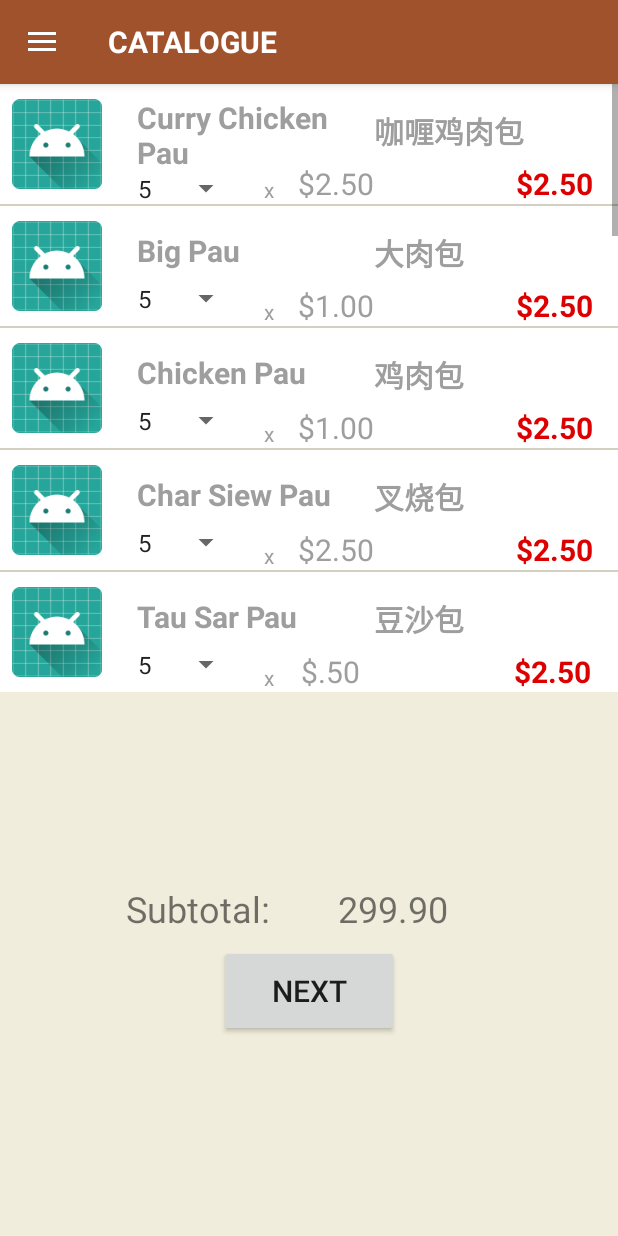
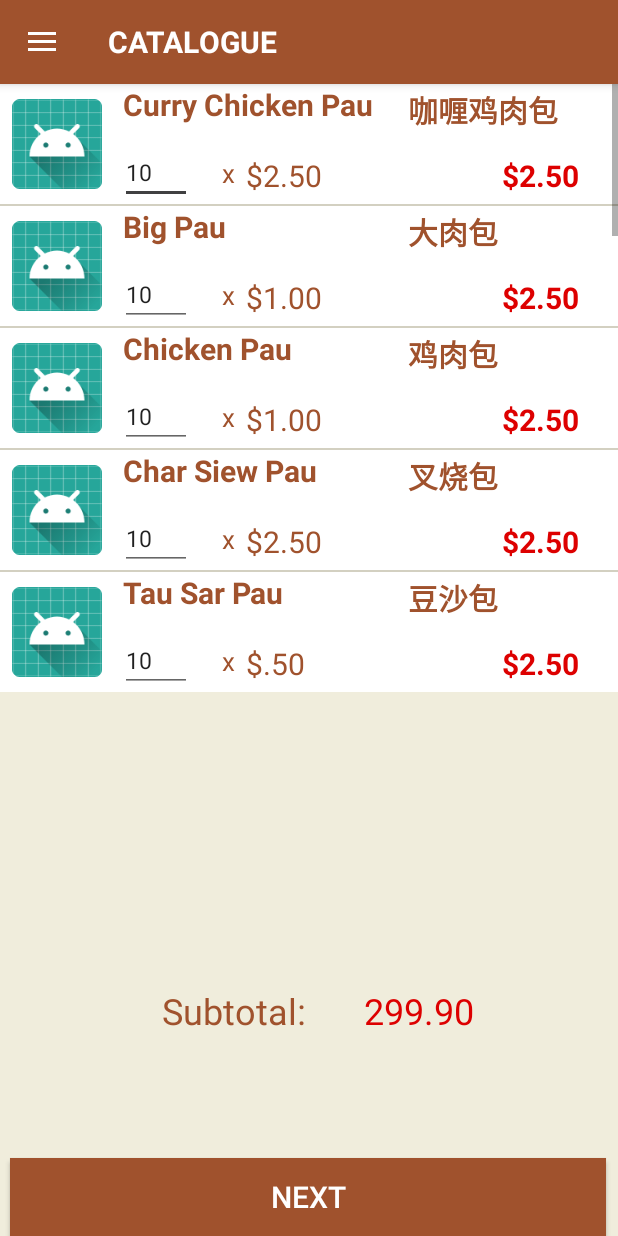
Before and after one commit to xinyiang/LimKee, an Android app: the NavigationActivity screen opened directly, with no data from a screen before it, in the side drawer, after a tap on "Catalogue", on a phone screen of 412 x 824 dp. Run offline under Robolectric (Android 15) with nearby library versions, the light colour scheme and no system bars; our stand-ins replace Picasso, RxJava; pictures from the network do not load; 1 statement that could not run was skipped.

Commit message:
Refine UI - v2

```diff
--- a/app/src/main/AndroidManifest.xml
+++ b/app/src/main/AndroidManifest.xml
@@ -18,7 +18,6 @@
         </activity>
         <activity android:name=".navigation.NavigationActivity" />
         <activity android:name=".login.LogoutActivity" />
-        <activity android:name=".userProfile.UserProfileActivity"></activity>
     </application>
 
 </manifest>
--- a/app/src/main/java/com/limkee/catalogue/CatalogueAdapter.java
+++ b/app/src/main/java/com/limkee/catalogue/CatalogueAdapter.java
@@ -61,7 +61,6 @@ public class CatalogueAdapter extends RecyclerView.Adapter<CatalogueAdapter.MyVi
             //minQty.setText(food.getMinQty());
             unitPrice.setText("$" + df.format(food.getUnitPrice()));
 
-
             Picasso.with(fragment.getContext()).load(food.getImageUrl())
                     .error(R.mipmap.ic_launcher)
                     .placeholder(R.mipmap.ic_launcher)
--- a/app/src/main/java/com/limkee/navigation/NavigationActivity.java
+++ b/app/src/main/java/com/limkee/navigation/NavigationActivity.java
@@ -22,14 +22,16 @@ import com.limkee.R;
 import com.limkee.dao.CatalogueDAO;
 import com.limkee.login.LoginActivity;
 import com.limkee.login.LogoutActivity;
+import com.limkee.order.OrderHistoryFragment;
 import com.limkee.order.QuickReorderFragment;
-import com.limkee.userProfile.UserProfileActivity;
+import com.limkee.userProfile.UserProfileFragment;
 
 import io.reactivex.disposables.CompositeDisposable;
 
 
 public class NavigationActivity extends AppCompatActivity implements
         NavigationView.OnNavigationItemSelectedListener, CatalogueFragment.OnFragmentInteractionListener,
+        UserProfileFragment.OnFragmentInteractionListener,OrderHistoryFragment.OnFragmentInteractionListener,
         QuickReorderFragment.OnFragmentInteractionListener{
 
     public static Bundle myBundle = new Bundle();
@@ -70,11 +72,9 @@ public class NavigationActivity extends AppCompatActivity implements
         CatalogueDAO.create(8,"Coffee Pau", "咖啡包", 1.20, 5, "http://www.limkee.com/images/coffeepau.jpg");
         CatalogueDAO.create(9,"Vegetable Pau", "香菇菜包", 1, 5, "http://www.limkee.com/images/vegetablepau.jpg");
         CatalogueDAO.create(10,"Pumpkin Pau", "金瓜包", 1, 5, "http://www.limkee.com/images/pumpkinpau.jpg");
-        //   CatalogueDAO.create(11,"Siew Mai", "烧卖", 1, 10, "http://www.limkee.com/images/sm.jpg");
+        //  CatalogueDAO.create(11,"Siew Mai", "烧卖", 1, 10, "http://www.limkee.com/images/sm.jpg");
         // CatalogueDAO.create(13,"Loh Mai Kai", "糯米鸡饭", 1, 10, "http://www.limkee.com/images/lmk.jpg");
         //CatalogueDAO.create(14,"Fan Choy", "叉烧饭菜", 1, 5, "http://www.limkee.com/images/fc.jpg");
-
-
 
         //check if user is login
         Intent intent = getIntent();
@@ -139,8 +139,10 @@ public class NavigationActivity extends AppCompatActivity implements
             Intent intent = new Intent(this,LogoutActivity.class);
             startActivity(intent);
         } else if (id == R.id.nav_userprofile) {
-            Intent intent = new Intent(this,UserProfileActivity.class);
-            startActivity(intent);
+            fragmentClass = UserProfileFragment.class;
+        } else if (id == R.id.nav_orderhistory) {
+            fragmentClass = OrderHistoryFragment.class;
+
         }
 
         loadFragment(fragmentClass);
--- a/app/src/main/java/com/limkee/userProfile/UserProfileActivity.java
+++ /dev/null
@@ -1,25 +0,0 @@
-package com.limkee.userProfile;
-
-import android.content.Intent;
-import android.net.Uri;
-import android.support.v7.app.AppCompatActivity;
-import android.os.Bundle;
-import android.view.View;
-import android.widget.EditText;
-
-import com.limkee.R;
-import com.limkee.login.LoginActivity;
-import com.limkee.navigation.NavigationActivity;
-
-public class UserProfileActivity extends AppCompatActivity {
-
-    @Override
-    protected void onCreate(Bundle savedInstanceState) {
-        super.onCreate(savedInstanceState);
-        setContentView(R.layout.activity_logout);
-
-        Intent intent = new Intent(this,LoginActivity.class);
-        startActivity(intent);
-        finish();
-    }
-}
--- /dev/null
+++ b/app/src/main/java/com/limkee/userProfile/UserProfileFragment.java
@@ -0,0 +1,91 @@
+package com.limkee.userProfile;
+
+import android.content.Context;
+import android.content.Intent;
+import android.net.Uri;
+import android.os.Bundle;
+import android.os.CountDownTimer;
+import android.support.v4.app.Fragment;
+import android.support.v7.widget.DefaultItemAnimator;
+import android.support.v7.widget.DividerItemDecoration;
+import android.support.v7.widget.LinearLayoutManager;
+import android.support.v7.widget.RecyclerView;
+import android.view.LayoutInflater;
+import android.view.View;
+import android.view.ViewGroup;
+import android.widget.EditText;
+import android.widget.ProgressBar;
+
+import com.limkee.R;
+import com.limkee.catalogue.CatalogueAdapter;
+import com.limkee.catalogue.CatalogueFragment;
+import com.limkee.dao.CatalogueDAO;
+import com.limkee.login.LoginActivity;
+import com.limkee.login.LogoutActivity;
+import com.limkee.navigation.NavigationActivity;
+
+import io.reactivex.disposables.CompositeDisposable;
+
+/**
+ * A simple {@link Fragment} subclass.
+ * Activities that contain this fragment must implement the
+ * {@link UserProfileFragment.OnFragmentInteractionListener} interface
+ * to handle interaction events.
+ * Use the  factory method to
+ * create an instance of this fragment.
+ */
+public class UserProfileFragment extends Fragment {
+    private UserProfileFragment.OnFragmentInteractionListener mListener;
+    CompositeDisposable compositeDisposable;
+    public static Bundle myBundle = new Bundle();
+    private View view;
+    private CatalogueAdapter mAdapter;
+    private ProgressBar progressBar;
+    private RecyclerView recyclerView;
+    private String user;
+    public UserProfileFragment(){}
+
+    public static UserProfileFragment newInstance() {
+        UserProfileFragment fragment = new UserProfileFragment();
+        Bundle args = new Bundle();
+        fragment.setArguments(args);
+        return fragment;
+    }
+
+    @Override
+    public void onCreate(Bundle savedInstanceState) {
+        super.onCreate(savedInstanceState);
+        ((NavigationActivity)getActivity()).setActionBarTitle("User Profile");
+        compositeDisposable = new CompositeDisposable();
+    }
+
+    @Override
+    public View onCreateView(LayoutInflater inflater, ViewGroup container,
+                             Bundle savedInstanceState) {
+        view = inflater.inflate(R.layout.fragment_user_profile, container, false);
+
+        return view;
+    }
+
+
+    @Override
+    public void onAttach(Context context) {
+        super.onAttach(context);
+        if (context instanceof NavigationActivity) {
+            mListener = (UserProfileFragment.OnFragmentInteractionListener) context;
+        } else {
+            throw new RuntimeException(context.toString()
+                    + " must implement OnFragmentInteractionListener");
+        }
+    }
+
+    @Override
+    public void onDetach() {
+        super.onDetach();
+        mListener = null;
+    }
+
+    public interface OnFragmentInteractionListener {
+        void onFragmentInteraction(Uri uri);
+    }
+}
--- a/app/src/main/res/layout/activity_navigation.xml
+++ b/app/src/main/res/layout/activity_navigation.xml
@@ -6,6 +6,7 @@
     android:layout_width="match_parent"
     android:layout_height="match_parent"
     android:fitsSystemWindows="true"
+    android:background="@color/background"
     tools:openDrawer="start">
 
     <include
@@ -25,18 +26,15 @@
         android:layout_width="wrap_content"
         android:layout_height="match_parent"
         android:layout_gravity="left|start"
-        android:background="@color/colorPrimaryBg"
         android:fitsSystemWindows="true"
         android:scrollbarThumbVertical="@android:color/white"
-        app:itemBackground="@color/colorPrimaryBg"
-        app:itemTextColor="@color/colorPrimaryFont"
+        app:itemTextColor="@color/colorPrimary"
         app:menu="@menu/activity_main_drawer">
 
         <android.support.constraint.ConstraintLayout
             android:layout_width="match_parent"
             android:layout_height="wrap_content"
             android:layout_gravity="bottom"
-            android:background="@color/colorPrimary"
             android:clickable="true"
             android:orientation="vertical">
 
--- a/app/src/main/res/layout/catalogue_products.xml
+++ b/app/src/main/res/layout/catalogue_products.xml
@@ -35,103 +35,97 @@
 
             <TextView
                 android:id="@+id/description"
-                android:layout_width="150dp"
-                android:layout_height="wrap_content"
+                android:layout_width="168dp"
+                android:layout_height="35dp"
                 android:layout_marginStart="8dp"
-                android:textColor="@color/item_name"
+                android:textColor="@color/colorPrimary"
+                android:textSize="20sp"
+                android:textStyle="bold"
+                app:layout_constraintEnd_toEndOf="parent"
+                app:layout_constraintHorizontal_bias="0.035"
+                app:layout_constraintStart_toEndOf="@+id/image"
+                app:layout_constraintTop_toTopOf="parent"
+                android:layout_marginLeft="8dp" />
+
+            <TextView
+                android:id="@+id/description2"
+                android:layout_width="111dp"
+                android:layout_height="26dp"
+                android:layout_alignParentTop="true"
+                android:layout_marginBottom="8dp"
+                android:fontFamily="sans-serif-medium"
+                android:textColor="@color/colorPrimary"
                 android:textSize="20sp"
                 android:textStyle="bold"
                 app:layout_constraintBottom_toBottomOf="parent"
                 app:layout_constraintEnd_toEndOf="parent"
-                app:layout_constraintHorizontal_bias="0.082"
-                app:layout_constraintStart_toEndOf="@+id/image"
+                app:layout_constraintHorizontal_bias="0.428"
+                app:layout_constraintStart_toEndOf="@+id/description"
                 app:layout_constraintTop_toTopOf="parent"
-                app:layout_constraintVertical_bias="0.301"
-                android:layout_marginLeft="8dp" />
+                app:layout_constraintVertical_bias="0.043" />
+
 
             <TextView
-                android:id="@+id/description2"
-                android:layout_width="0dp"
-                android:layout_height="wrap_content"
-                android:layout_alignParentTop="true"
-                android:layout_marginBottom="8dp"
-                android:layout_marginStart="8dp"
-                android:layout_marginTop="16dp"
-                android:fontFamily="sans-serif-medium"
-                android:textColor="@color/item_name"
+                android:id="@+id/lbl"
+                android:layout_width="16dp"
+                android:layout_height="25dp"
+                android:layout_marginStart="20dp"
+                android:layout_marginTop="12dp"
+                android:text="x"
+                android:textColor="@color/colorPrimary"
+                android:textSize="17sp"
+                app:layout_constraintStart_toEndOf="@+id/editText"
+                app:layout_constraintTop_toBottomOf="@+id/description"
+                android:layout_marginLeft="20dp" />
+
+
+            <TextView
+                android:id="@+id/price"
+                android:layout_width="54dp"
+                android:layout_height="25dp"
+                android:layout_marginTop="8dp"
+                android:textColor="@color/colorPrimary"
+                android:textSize="20sp"
+                app:layout_constraintBottom_toBottomOf="parent"
+                app:layout_constraintStart_toEndOf="@+id/lbl"
+                app:layout_constraintTop_toBottomOf="@+id/description"
+                app:layout_constraintVertical_bias="0.333" />
+
+
+            <TextView
+                android:id="@+id/subtotal"
+                android:layout_width="69dp"
+                android:layout_height="27dp"
+                android:layout_marginEnd="8dp"
+                android:layout_marginStart="60dp"
+                android:text="$2.50"
+                android:textColor="@color/price"
                 android:textSize="20sp"
                 android:textStyle="bold"
                 app:layout_constraintBottom_toBottomOf="parent"
                 app:layout_constraintEnd_toEndOf="parent"
-                app:layout_constraintHorizontal_bias="0.888"
-                app:layout_constraintStart_toEndOf="@+id/description"
+                app:layout_constraintHorizontal_bias="1.0"
+                app:layout_constraintStart_toEndOf="@+id/price"
                 app:layout_constraintTop_toTopOf="parent"
-                app:layout_constraintVertical_bias="0.0"
-                android:layout_marginLeft="8dp" />
+                app:layout_constraintVertical_bias="0.895"
+                android:layout_marginLeft="60dp"
+                android:layout_marginRight="8dp" />
 
-
-            <Spinner
-                android:id="@+id/minQty"
-                android:layout_width="77dp"
-                android:layout_height="27dp"
-                android:layout_alignBottom="@+id/description"
-                android:layout_marginBottom="8dp"
-                android:layout_marginStart="16dp"
-                android:layout_marginTop="8dp"
-                android:entries="@array/qty"
-                android:textSize="20sp"
+            <EditText
+                android:id="@+id/editText"
+                android:layout_width="48dp"
+                android:layout_height="40dp"
+                android:layout_marginStart="12dp"
+                android:ems="10"
+                android:inputType="numberSigned"
+                android:text="10"
+                android:textSize="15sp"
                 app:layout_constraintBottom_toBottomOf="parent"
                 app:layout_constraintStart_toEndOf="@+id/image"
                 app:layout_constraintTop_toBottomOf="@+id/description"
-                android:layout_marginLeft="16dp" />
+                app:layout_constraintVertical_bias="1.0"
+                android:layout_marginLeft="12dp" />
 
-            <TextView
-                android:id="@+id/lbl"
-                android:layout_width="wrap_content"
-                android:layout_height="wrap_content"
-                android:layout_marginStart="92dp"
-                android:layout_marginLeft="92dp"
-                android:layout_marginTop="8dp"
-                android:text="x"
-                android:textColor="@color/item_name"
-                app:layout_constraintBottom_toBottomOf="parent"
-                app:layout_constraintStart_toStartOf="@+id/minQty"
-                app:layout_constraintTop_toTopOf="parent"
-                app:layout_constraintVertical_bias="1.0" />
-
-
-            <TextView
-                android:id="@+id/price"
-                android:layout_width="wrap_content"
-                android:layout_height="wrap_content"
-                android:layout_marginEnd="8dp"
-                android:layout_marginRight="8dp"
-                android:textColor="@color/item_name"
-                android:textSize="20sp"
-                app:layout_constraintBottom_toBottomOf="parent"
-                app:layout_constraintEnd_toEndOf="parent"
-                app:layout_constraintHorizontal_bias="0.195"
-                app:layout_constraintStart_toEndOf="@+id/minQty"
-                app:layout_constraintTop_toTopOf="parent"
-                app:layout_constraintVertical_bias="1.0" />
-
-
-            <TextView
-                android:id="@+id/subtotal"
-                android:layout_width="wrap_content"
-                android:layout_height="wrap_content"
-                android:layout_marginEnd="8dp"
-                android:layout_marginRight="8dp"
-                android:textColor="@color/price"
-                android:textSize="20sp"
-                android:textStyle="bold"
-                android:text="$2.50"
-                app:layout_constraintBottom_toBottomOf="parent"
-                app:layout_constraintEnd_toEndOf="parent"
-                app:layout_constraintHorizontal_bias="0.914"
-                app:layout_constraintStart_toEndOf="@+id/price"
-                app:layout_constraintTop_toTopOf="parent"
-                app:layout_constraintVertical_bias="1.0" />
         </android.support.constraint.ConstraintLayout>
 
     </RelativeLayout>
--- a/app/src/main/res/layout/fragment_catalogue.xml
+++ b/app/src/main/res/layout/fragment_catalogue.xml
@@ -9,6 +9,49 @@
     <android.support.constraint.ConstraintLayout
         android:layout_width="match_parent"
         android:layout_height="match_parent">
+
+        <TextView
+            android:id="@+id/subtotalAmt"
+            android:layout_width="wrap_content"
+            android:layout_height="wrap_content"
+            android:layout_marginEnd="96dp"
+            android:text="299.90"
+            android:textColor="@color/price"
+            android:textSize="24dp"
+            app:layout_constraintBottom_toTopOf="@+id/btnNext"
+            app:layout_constraintEnd_toEndOf="parent"
+            app:layout_constraintTop_toBottomOf="@+id/linearLayout"
+            app:layout_constraintVertical_bias="0.705"
+            android:layout_marginRight="96dp" />
+
+        <TextView
+            android:id="@+id/lblSubtotalAmt"
+            android:layout_width="wrap_content"
+            android:layout_height="wrap_content"
+            android:layout_marginStart="64dp"
+            android:text="Subtotal:"
+            android:textColor="@color/colorPrimary"
+            android:textSize="24dp"
+            app:layout_constraintBottom_toTopOf="@+id/btnNext"
+            app:layout_constraintEnd_toStartOf="@+id/subtotalAmt"
+            app:layout_constraintHorizontal_bias="0.533"
+            app:layout_constraintStart_toStartOf="parent"
+            app:layout_constraintTop_toBottomOf="@+id/linearLayout"
+            app:layout_constraintVertical_bias="0.705"
+            android:layout_marginLeft="64dp" />
+
+        <Button
+            android:id="@+id/btnNext"
+            android:layout_width="397dp"
+            android:layout_height="52dp"
+            android:background="@color/colorPrimary"
+            android:text="Next"
+            android:textColor="@color/colorPrimaryFont"
+            android:textSize="20dp"
+            app:layout_constraintBottom_toBottomOf="parent"
+            app:layout_constraintEnd_toEndOf="parent"
+            app:layout_constraintHorizontal_bias="0.461"
+            app:layout_constraintStart_toStartOf="parent" />
 
         <ProgressBar
             android:id="@+id/progressBar"
@@ -36,53 +79,6 @@
                 app:layout_constraintTop_toTopOf="parent" />
         </LinearLayout>
 
-        <TextView
-            android:id="@+id/lblSubtotalAmt"
-            android:layout_width="wrap_content"
-            android:layout_height="wrap_content"
-            android:layout_marginBottom="64dp"
-            android:layout_marginStart="84dp"
-            android:layout_marginTop="8dp"
-            android:text="Subtotal:"
-            android:textSize="24dp"
-            app:layout_constraintBottom_toBottomOf="parent"
-            app:layout_constraintStart_toStartOf="parent"
-            app:layout_constraintTop_toBottomOf="@+id/linearLayout"
-            app:layout_constraintVertical_bias="0.465"
-            android:layout_marginLeft="84dp" />
-
-        <TextView
-            android:id="@+id/subtotalAmt"
-            android:layout_width="wrap_content"
-            android:layout_height="wrap_content"
-            android:layout_marginBottom="8dp"
-            android:layout_marginEnd="64dp"
-            android:layout_marginStart="8dp"
-            android:layout_marginTop="16dp"
-            android:text="299.90"
-            android:textSize="24dp"
-            app:layout_constraintBottom_toTopOf="@+id/btnNext"
-            app:layout_constraintEnd_toEndOf="parent"
-            app:layout_constraintHorizontal_bias="0.428"
-            app:layout_constraintStart_toEndOf="@+id/lblSubtotalAmt"
-            app:layout_constraintTop_toBottomOf="@+id/linearLayout"
-            app:layout_constraintVertical_bias="1.0"
-            android:layout_marginLeft="8dp"
-            android:layout_marginRight="64dp" />
-
-        <Button
-            android:id="@+id/btnNext"
-            android:layout_width="120dp"
-            android:layout_height="61dp"
-            android:layout_marginTop="8dp"
-            android:text="Next"
-            android:textSize="20dp"
-            app:layout_constraintBottom_toBottomOf="parent"
-            app:layout_constraintEnd_toEndOf="parent"
-            app:layout_constraintStart_toStartOf="parent"
-            app:layout_constraintTop_toBottomOf="@+id/lblSubtotalAmt"
-            app:layout_constraintVertical_bias="0.0" />
-
     </android.support.constraint.ConstraintLayout>
 
 </FrameLayout>
--- a/app/src/main/res/menu/activity_main_drawer.xml
+++ b/app/src/main/res/menu/activity_main_drawer.xml
@@ -32,6 +32,17 @@
             android:title="Quick Reorder" />
 
         <item
+            android:id="@+id/footer_spacer_4"
+            android:checkable="false"
+            android:enabled="false"
+            android:orderInCategory="200"
+            android:title=""/>
+
+        <item
+            android:id="@+id/nav_orderhistory"
+            android:title="Order History"/>
+
+        <item
             android:id="@+id/footer_spacer_3"
             android:checkable="false"
             android:enabled="false"
--- a/app/src/main/res/values/styles.xml
+++ b/app/src/main/res/values/styles.xml
@@ -9,6 +9,10 @@
         <item name="android:windowBackground">@color/background</item>
         <item name="windowActionBar">false</item>
         <item name="windowNoTitle">true</item>
+    </style>
+
+    <style name="mySpinnerItemStyle" parent="@android:style/Widget.Holo.DropDownItem.Spinner">
+        <item name="android:textColor">@color/colorPrimary</item>
     </style>
 
     <style name="AppTheme.NoActionBar">
```
Also changed, not shown: app/src/main/java/com/limkee/order/OrderHistoryFragment.java (added, +77 -0 lines), app/src/main/res/layout/activity_login.xml (+9 -3 lines), app/src/main/res/layout/activity_user_profile.xml (deleted, +0 -9 lines), app/src/main/res/layout/fragment_order_history.xml (added, +13 -0 lines), app/src/main/res/layout/fragment_user_profile.xml (added, +121 -0 lines), app/src/main/res/drawable/koufu.png (added).
